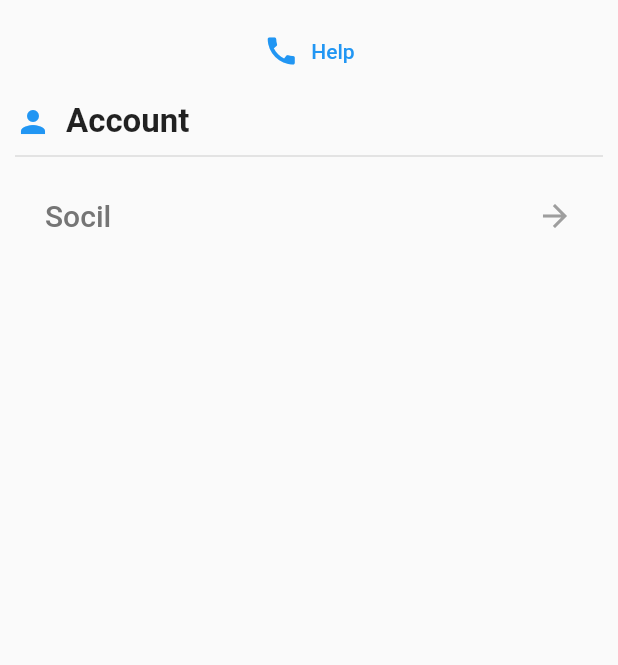
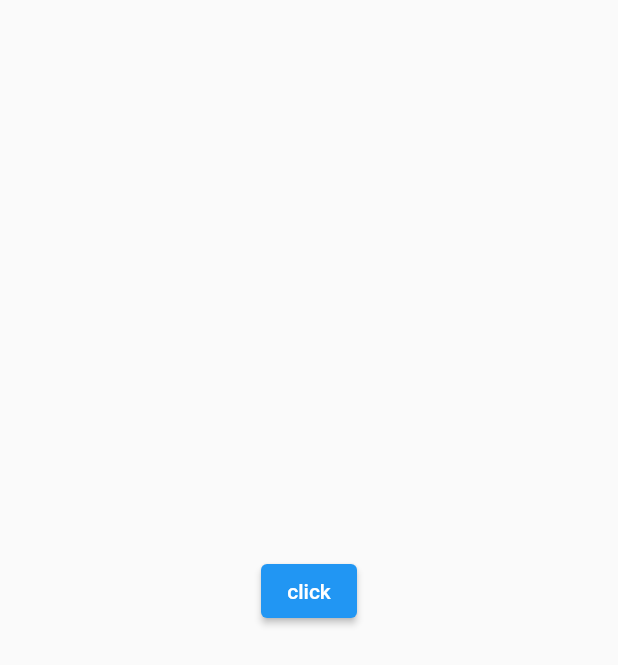
Before and after one commit to Souravcv/money_management, a Flutter app: the YouserPage screen opened directly, on a phone screen of 412 x 824 dp. Shown: the top 665 px of the screen. Run offline on Flutter 3.47's test engine with Material 2 defaults, Android fonts, the phone set to English and light mode, and no system bars; our stand-ins replace flutter_slidable, hive_flutter, introduction_screen; missing offline and left inert: dart:ffi; accounts and stored records are empty.

Commit message:
first commit

```diff
--- a/lib/screens/youser_page.dart
+++ b/lib/screens/youser_page.dart
@@ -1,79 +1,70 @@
 
 import 'package:flutter/material.dart';
-import 'package:flutter/src/widgets/container.dart';
-import 'package:flutter/src/widgets/framework.dart';
-import 'package:flutter_phone_direct_caller/flutter_phone_direct_caller.dart';
 
-class YouserPage extends StatefulWidget {
+
+
+
+class YouserPage extends StatelessWidget {
   const YouserPage({super.key});
 
   @override
-  State<YouserPage> createState() => _YouserPageState();
-}
-
-class _YouserPageState extends State<YouserPage> {
-  @override
   Widget build(BuildContext context) {
     return Scaffold(
+      body: SafeArea(child: Column(children: [
+        Center(
+      child: SafeArea(
+        child: Column(
+          children: [
+            SizedBox(height: 350,),
 
-body: Container(
-  padding:const EdgeInsets.all(10) ,
-  child: ListView(
+           SizedBox(height: 20,),
+            ElevatedButton(
+              onPressed: (){
+                showModalBottomSheet(
+                  shape:const RoundedRectangleBorder(
+                    borderRadius: BorderRadius.vertical(
+                      top: Radius.circular(20),
+                    )
+                  ) ,
+                  context:context ,
+                  builder:(BuildContext context){
+                    Column(children:const [
+
+                    ],);
+                     return SizedBox(
+                      height: 300,
+               child:Column(children:  [
+                Padding(padding: EdgeInsets.all(5)),
+
+                Center(child: Column(
                   children: [
-      TextButton.icon(onPressed: (){FlutterPhoneDirectCaller.callNumber('+91 8075613583');}, icon: Icon(Icons.call), label: Text("Help")),
-
+                    const SizedBox(height: 50,),
+                    const Text("Manager Your Daily \n   Activiy So Easy",style: TextStyle(fontSize: 30),),
                     const SizedBox(height: 10,),
-      Row(
-        children: const [
-          Icon(
-            Icons.person,
-            color: Colors.blue,
-          ),
-            SizedBox(width: 10,),
-            Text("Account",style:TextStyle(fontSize: 22,fontWeight: FontWeight.bold) ,)
+                    const Text('The smart tool is designed to help you\n          manager yourdaily activity'),
+                     const SizedBox(height: 20,),
+                    ElevatedButton(
+                      style:ElevatedButton.styleFrom(primary: Colors.black) ,
+                      onPressed: (){},
+                     child:  Text("Get Started",style: TextStyle(fontSize: 20),),)
                   ],
                 ),
-      Divider(height: 20,thickness: 1,),
-        SizedBox(height: 10,),
 
-        buildAccounOption(context,"Socil"),
+                )
 
 
+               ]),
+
+
+                     );
+                  });
+              },
+              child: const Text("click")),
           ],
         ),
       ),
 
+     ) ],)),
     );
   }
-  GestureDetector buildAccounOption(BuildContext context,String title){
-    return GestureDetector(
-   onTap: (){
-
-
-   },
-   child:  Padding(
-    padding:const EdgeInsets.symmetric(vertical: 8,horizontal: 20),
-   child: Row(
-
-   mainAxisAlignment: MainAxisAlignment.spaceBetween,
-   children: [
-    Text(title,style: TextStyle(
-      fontSize: 20,
-      fontWeight: FontWeight.w500,
-      color: Colors.grey[600]
-    ),),
-    const Icon(Icons.arrow_forward,color: Colors.grey,),
-   ],
-   ),
-
-
-   ),
-
-
-
-    );
 }
-
-
-
-}
```
Also changed, not shown: lib/screens/home/screen_home.dart (+2 -6 lines). Lines whose indentation alone changed are shown as unchanged.
